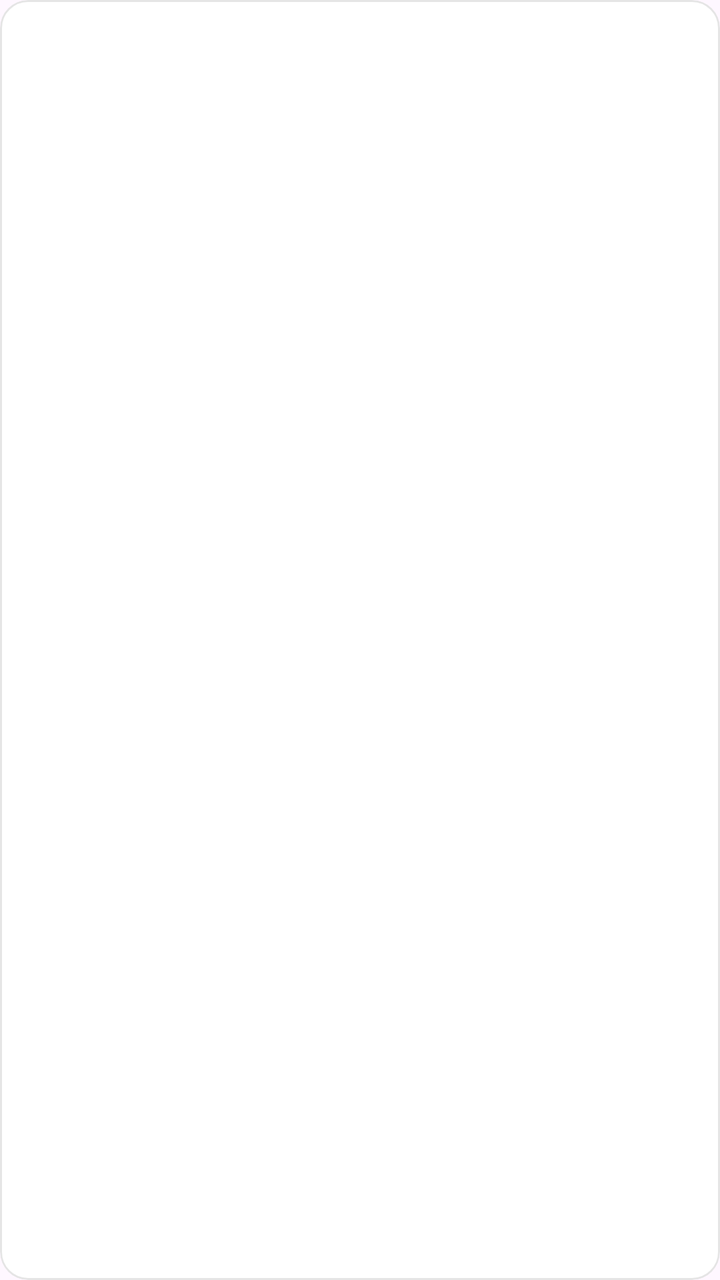
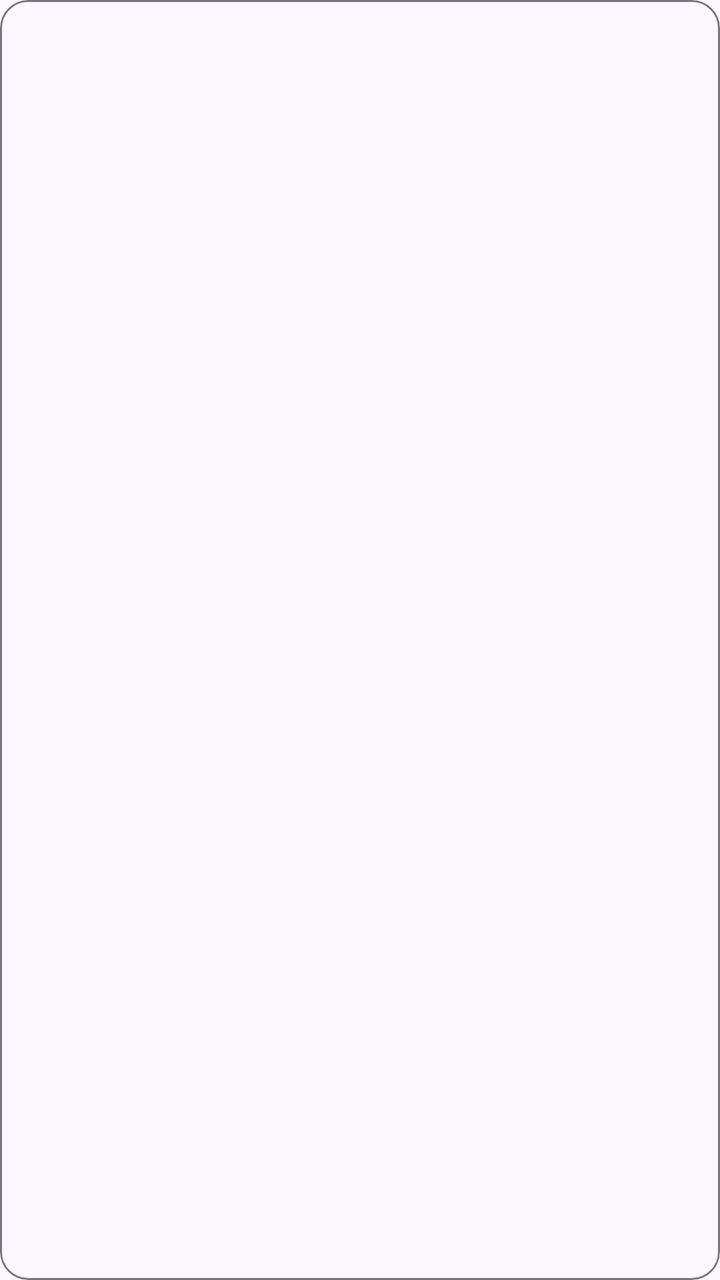

Screens rendered from an Android XML layout before and after an edit, with the pre-edit source and the edit as a unified diff.
<!-- AndroidManifest.xml: application theme Theme.ScreenMemory -->
<!-- res/layout/item_history.xml -->
<?xml version="1.0" encoding="utf-8"?>
<com.google.android.material.card.MaterialCardView xmlns:android="http://schemas.android.com/apk/res/android"
    xmlns:app="http://schemas.android.com/apk/res-auto"
    android:layout_width="match_parent"
    android:layout_height="wrap_content"
    android:layout_marginTop="4dp"
    android:layout_marginBottom="8dp"
    android:clickable="true"
    android:focusable="true"
    android:foreground="?attr/selectableItemBackground"
    app:cardBackgroundColor="#FFFFFFFF"
    app:cardCornerRadius="14dp"
    app:cardElevation="0dp"
    app:strokeColor="#1A000000"
    app:strokeWidth="1dp">

    <LinearLayout
        android:layout_width="match_parent"
        android:layout_height="wrap_content"
        android:orientation="vertical"
        android:padding="14dp">

        <TextView
            android:id="@+id/tvItemMeta"
            android:layout_width="match_parent"
            android:layout_height="wrap_content"
            android:textColor="#FF8A8F9C"
            android:textSize="11sp" />

        <TextView
            android:id="@+id/tvItemQuestion"
            android:layout_width="match_parent"
            android:layout_height="wrap_content"
            android:layout_marginTop="6dp"
            android:ellipsize="end"
            android:maxLines="2"
            android:textColor="#FF12131A"
            android:textSize="14sp"
            android:textStyle="bold" />

        <TextView
            android:id="@+id/tvItemAnswer"
            android:layout_width="match_parent"
            android:layout_height="wrap_content"
            android:layout_marginTop="4dp"
            android:ellipsize="end"
            android:lineSpacingExtra="2dp"
            android:maxLines="2"
            android:textColor="#FF6B7280"
            android:textSize="12sp" />
    </LinearLayout>
</com.google.android.material.card.MaterialCardView>
<!-- resources referenced by this layout -->
<resources>
  <style name="Theme.ScreenMemory" parent="Theme.Material3.DayNight.NoActionBar">
          <item name="android:statusBarColor">@android:color/transparent</item>
          <item name="android:windowLightStatusBar">true</item>
      </style>
</resources>

<!-- the commit's change to res/layout/item_history.xml (unified diff, before → after) -->
@@ -8,10 +8,9 @@
     android:clickable="true"
     android:focusable="true"
     android:foreground="?attr/selectableItemBackground"
-    app:cardBackgroundColor="#FFFFFFFF"
     app:cardCornerRadius="14dp"
     app:cardElevation="0dp"
-    app:strokeColor="#1A000000"
+    app:strokeColor="?attr/colorOutline"
     app:strokeWidth="1dp">
 
     <LinearLayout
@@ -24,7 +23,7 @@
             android:id="@+id/tvItemMeta"
             android:layout_width="match_parent"
             android:layout_height="wrap_content"
-            android:textColor="#FF8A8F9C"
+            android:textColor="?android:attr/textColorSecondary"
             android:textSize="11sp" />
 
         <TextView
@@ -34,7 +33,7 @@
             android:layout_marginTop="6dp"
             android:ellipsize="end"
             android:maxLines="2"
-            android:textColor="#FF12131A"
+            android:textColor="?android:attr/textColorPrimary"
             android:textSize="14sp"
             android:textStyle="bold" />
 
@@ -46,7 +45,7 @@
             android:ellipsize="end"
             android:lineSpacingExtra="2dp"
             android:maxLines="2"
-            android:textColor="#FF6B7280"
+            android:textColor="?android:attr/textColorSecondary"
             android:textSize="12sp" />
     </LinearLayout>
 </com.google.android.material.card.MaterialCardView>
<!-- resource entries referenced after the edit -->
@@ -1,6 +1,10 @@
 <!-- resources referenced by this layout -->
 <resources>
   <style name="Theme.ScreenMemory" parent="Theme.Material3.DayNight.NoActionBar">
+          <item name="colorPrimary">#FF2F6BFF</item>
+          <item name="colorOnPrimary">#FFFFFFFF</item>
+          <item name="colorPrimaryContainer">#FFE8EFFF</item>
+          <item name="colorOnPrimaryContainer">#FF12131A</item>
           <item name="android:statusBarColor">@android:color/transparent</item>
           <item name="android:windowLightStatusBar">true</item>
       </style>
